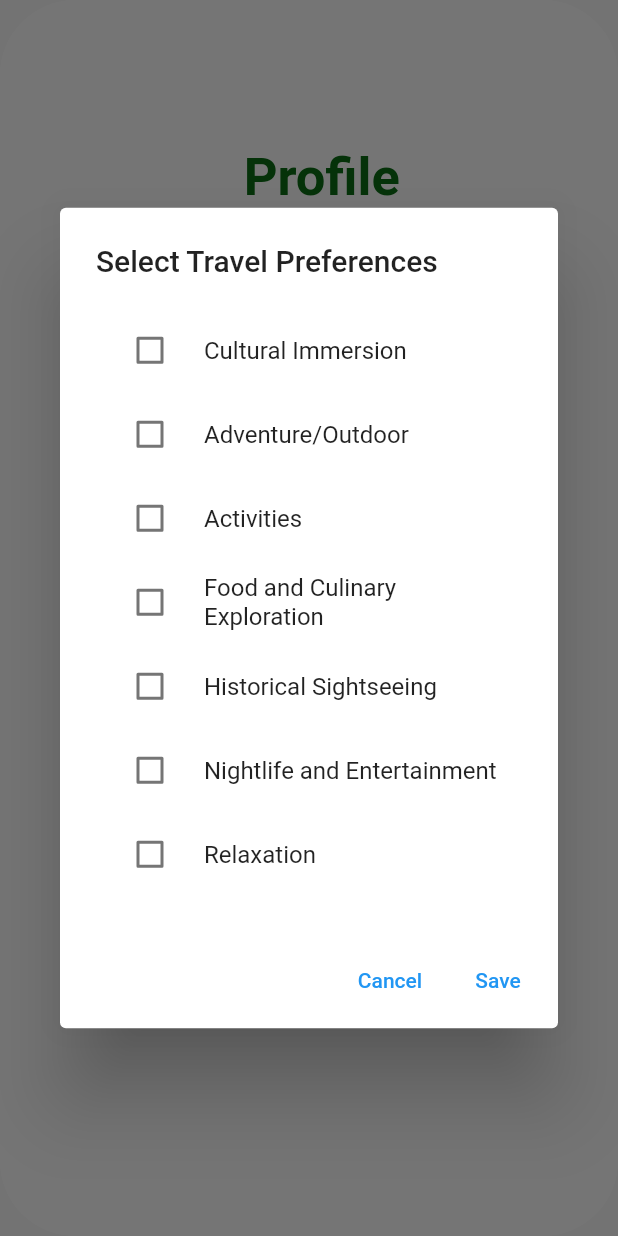
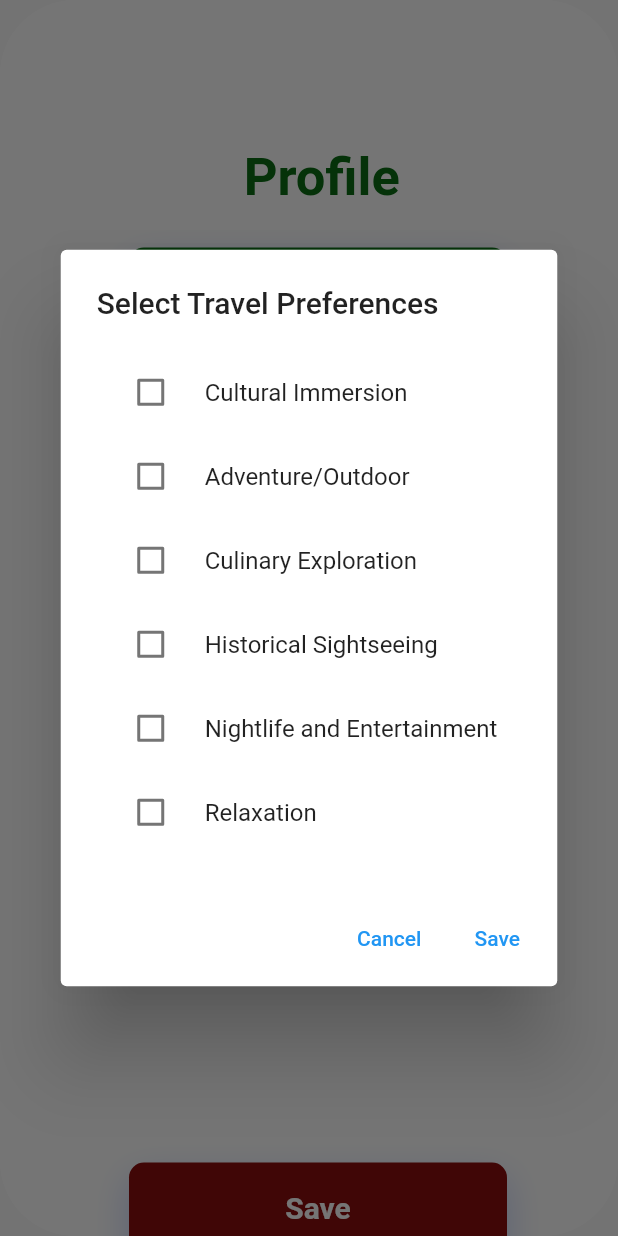
Before and after one commit to hqa5im/dux_project, a Flutter app: the FormPage widget shown alone on an empty page, opened directly, after a tap on "Travel Preferences", on a phone screen of 412 x 824 dp. Run offline on Flutter 3.47's test engine with Material 2 defaults, Android fonts, the phone set to English and light mode, and no system bars; our stand-ins replace firebase_auth, firebase_core; accounts and stored records are empty; Roboto replaces fonts that are missing (Poppins).

Commit message:
More updates to profile

```diff
--- a/lib/quiz.dart
+++ b/lib/quiz.dart
@@ -1,4 +1,5 @@
 import 'package:flutter/material.dart';
+import 'package:dux_project/welcome.dart';
 
 // START OF ROLES SELECT STATE //
 class MultiSelect extends StatefulWidget {
@@ -318,8 +319,7 @@ class _FormPageState extends State<FormPage> {
     final List<String> preference = [
       'Cultural Immersion',
       'Adventure/Outdoor',
-      'Activities',
-      'Food and Culinary Exploration',
+      'Culinary Exploration',
       'Historical Sightseeing',
       'Nightlife and Entertainment',
       'Relaxation'
@@ -389,7 +389,7 @@ class _FormPageState extends State<FormPage> {
             // question 1 box
             Positioned(
               left: 70,
-              top: 185,
+              top: 165,
               child: ElevatedButton(
                 onPressed: () {
                   _showSingleSelect1();
@@ -442,7 +442,10 @@ class _FormPageState extends State<FormPage> {
             // answer to question 1
             Positioned(
               left: 70,
-              top: 250,
+              top: 230,
+              child: Container(
+                width: MediaQuery.of(context).size.width -
+                    70 * 2, // Subtract the left and right padding
                 child: Wrap(
                   children: _selectedRoles
                       .map((role) => Chip(
@@ -451,11 +454,12 @@ class _FormPageState extends State<FormPage> {
                       .toList(),
                 ),
               ),
+            ),
 
             // question 2 box
             Positioned(
               left: 70,
-              top: 310,
+              top: 290,
               child: ElevatedButton(
                 onPressed: () {
                   _showSingleSelect2();
@@ -508,7 +512,10 @@ class _FormPageState extends State<FormPage> {
             // answer to question 2
             Positioned(
               left: 70,
-              top: 375,
+              top: 355,
+              child: Container(
+                width: MediaQuery.of(context).size.width -
+                    70 * 2, // Subtract the left and right padding
                 child: Wrap(
                   children: _selectedLocation
                       .map((role) => Chip(
@@ -517,11 +524,12 @@ class _FormPageState extends State<FormPage> {
                       .toList(),
                 ),
               ),
+            ),
 
             // question 3 box
             Positioned(
               left: 70,
-              top: 435,
+              top: 415,
               child: ElevatedButton(
                 onPressed: () {
                   _showMultiSelect3();
@@ -574,20 +582,26 @@ class _FormPageState extends State<FormPage> {
             // answer to question 3
             Positioned(
               left: 70,
-              top: 500,
+              top: 480,
+              child: Container(
+                  width: MediaQuery.of(context).size.width -
+                      70 * 2, // Subtract the left and right padding
                   child: Wrap(
-                children: _selectedLanguage
-                    .map((role) => Chip(
-                          label: Text(role),
-                        ))
-                    .toList(),
+                    children: [
+                      for (var language in _selectedLanguage.take(3))
+                        Chip(
+                          label: Text(language),
                         ),
+                      if (_selectedLanguage.length > 3)
+                        Chip(label: Text('etc.')),
+                    ],
+                  )),
             ),
 
             // question 4 box
             Positioned(
               left: 70,
-              top: 560,
+              top: 540,
               child: ElevatedButton(
                 onPressed: () {
                   _showMultiSelect4();
@@ -640,15 +654,76 @@ class _FormPageState extends State<FormPage> {
             // answer to question 4
             Positioned(
               left: 70,
-              top: 625,
+              top: 605,
+              child: Container(
+                  width: MediaQuery.of(context).size.width -
+                      70 * 2, // Subtract the left and right padding
                   child: Wrap(
-                children: _selectedPreference
-                    .map((role) => Chip(
-                          label: Text(role),
-                        ))
-                    .toList(),
+                    children: [
+                      for (var preference in _selectedPreference.take(3))
+                        Chip(
+                          label: Text(preference),
+                        ),
+                      if (_selectedPreference.length > 3)
+                        Chip(label: Text('etc.')),
+                    ],
+                  )),
+            ),
+
+          // save button
+          Positioned(
+            left: 70,
+            top: 775,
+            child: ElevatedButton(
+              onPressed: () {
+                Navigator.push(context, MaterialPageRoute(
+                            builder: (context) => DashBoard()),);
+              },
+              style: ElevatedButton.styleFrom(
+                primary: Colors.transparent, // Set to transparent
+                shadowColor: Colors.transparent, // Set to transparent
+              ),
+              child: Container(
+                width: 252,
+                height: 60,
+                padding:
+                    const EdgeInsets.symmetric(horizontal: 20, vertical: 15),
+                decoration: ShapeDecoration(
+                  color: Color.fromARGB(255, 140, 13, 13),
+                  shape: RoundedRectangleBorder(
+                    borderRadius: BorderRadius.circular(10),
+                  ),
+                  shadows: [
+                    BoxShadow(
+                      color: Color(0xFFCAD6FF),
+                      blurRadius: 20,
+                      offset: Offset(0, 10),
+                      spreadRadius: 0,
+                    )
+                  ],
+                ),
+                child: Row(
+                  mainAxisSize: MainAxisSize.min,
+                  mainAxisAlignment: MainAxisAlignment.center,
+                  crossAxisAlignment: CrossAxisAlignment.center,
+                  children: [
+                    Text(
+                      'Save',
+                      textAlign: TextAlign.center,
+                      style: TextStyle(
+                        color: Colors.white,
+                        fontSize: 20,
+                        fontFamily: 'Poppins',
+                        fontWeight: FontWeight.w600,
+                        height: 0,
                       ),
                     ),
+                  ],
+                ),
+              ),
+            ),
+          ),
+
           ],
         ),
       ),
```
Lines whose indentation alone changed are shown as unchanged.
